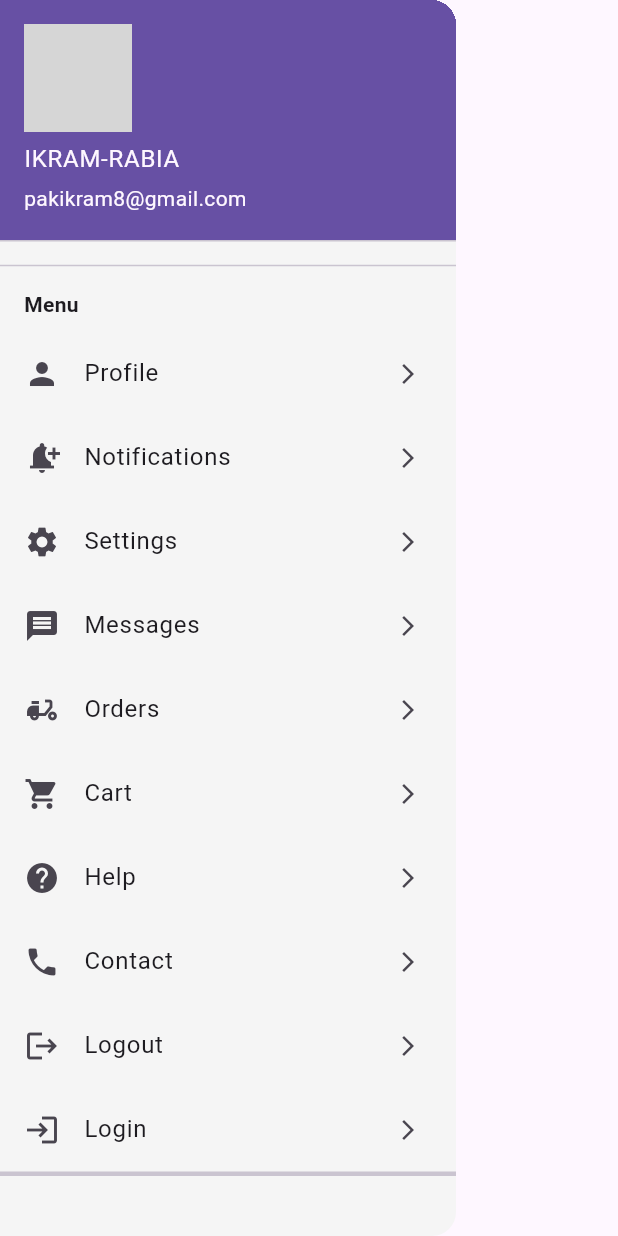
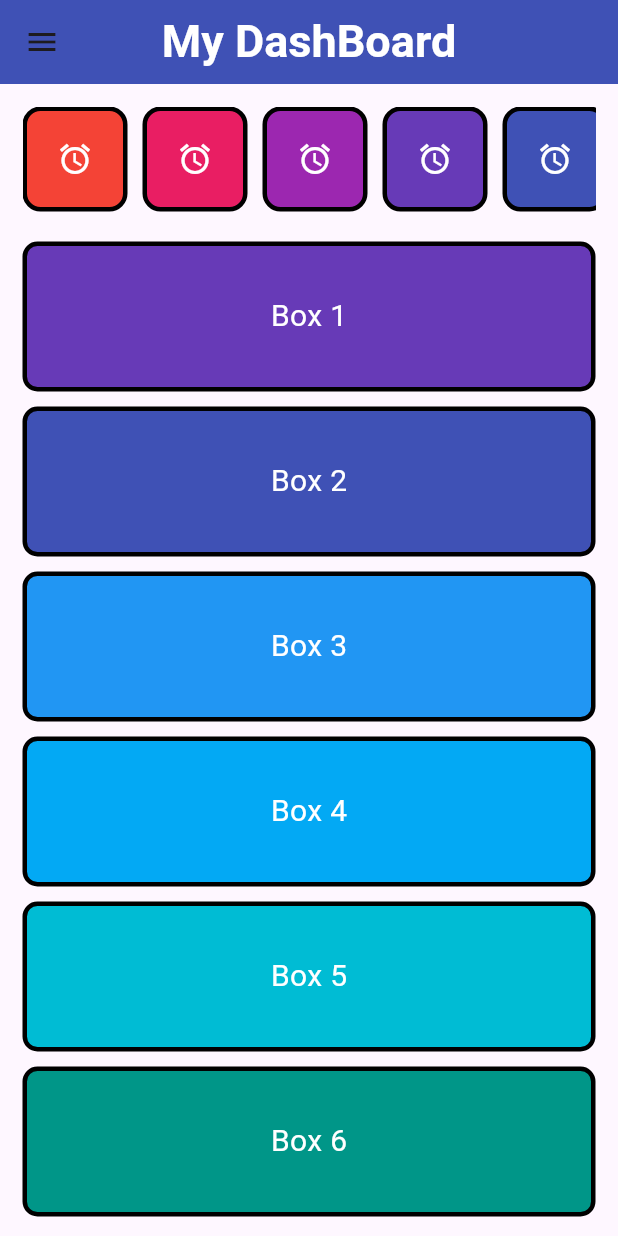
Before and after one commit to IKRAM-UL-HAQ63/Flutter_Widgets, a Flutter app: the Drawer_CircleAvator screen opened directly, on a phone screen of 412 x 824 dp. Run offline on Flutter 3.47's test engine with Material 3 defaults, Android fonts, the phone set to English and light mode, and no system bars; our stand-ins replace firebase_auth, firebase_core, font_awesome_flutter; accounts and stored records are empty; grey boxes are pictures that could not be loaded.

Commit message:
change in diff widgets

```diff
--- a/lib/widgets/drawer_circleavator.dart
+++ b/lib/widgets/drawer_circleavator.dart
@@ -1,5 +1,6 @@
 import 'package:flutter/material.dart';
-class Drawer_CircleAvator extends StatelessWidget{
+
+class Drawer_CircleAvator extends StatelessWidget {
   final List<IconData> arrIcons = [
     Icons.person,
     Icons.notification_add,
@@ -10,7 +11,7 @@ class Drawer_CircleAvator extends StatelessWidget{
     Icons.help,
     Icons.phone,
     Icons.logout,
-    Icons.login
+    Icons.login,
   ];
 
   final List<String> arrNames = [
@@ -23,11 +24,25 @@ class Drawer_CircleAvator extends StatelessWidget{
     "Help",
     "Contact",
     "Logout",
-    "Login"
+    "Login",
   ];
   @override
   Widget build(BuildContext context) {
-    return Drawer(
+    var width = MediaQuery.of(context).size.width;
+    return Scaffold(
+      appBar: AppBar(
+        title: Text(
+          "My DashBoard",
+          style: TextStyle(
+            color: Colors.white,
+            fontWeight: FontWeight.bold,
+            fontSize: 30,
+          ),
+        ),
+        backgroundColor: Colors.indigo,
+        centerTitle: true,
+      ),
+      drawer: Drawer(
         backgroundColor: Colors.grey[100],
         child: ListView(
           children: [
@@ -42,47 +57,128 @@ class Drawer_CircleAvator extends StatelessWidget{
             //   ],
             // )),
             UserAccountsDrawerHeader(
-            accountName: Text("IKRAM-RABIA"),
+              accountName: Text("IKRAM-UL-HAQ"),
               accountEmail: Text("pakikram8@gmail.com"),
               currentAccountPicture: CircleAvatar(
-              backgroundImage: NetworkImage("https://th.bing.com/th/id/OIP.kN8tEO6_wPf1PMEofLrdTgHaGh?o=7rm=3&rs=1&pid=ImgDetMain&o=7&rm=3"),
+                backgroundImage: NetworkImage(
+                  "https://th.bing.com/th/id/OIP.kN8tEO6_wPf1PMEofLrdTgHaGh?o=7rm=3&rs=1&pid=ImgDetMain&o=7&rm=3",
                 ),
               ),
-
-          Divider(thickness: 1,),
+            ),
+            Divider(thickness: 2),
             Padding(
-            padding: const EdgeInsets.symmetric(horizontal: 16.0, vertical: 8),
-            child: Text("Menu", style: TextStyle(fontWeight: FontWeight.bold)),
+              padding: const EdgeInsets.symmetric(
+                horizontal: 16.0,
+                vertical: 8,
+              ),
+              child: Text(
+                "Menu",
+                style: TextStyle(fontWeight: FontWeight.bold),
+              ),
             ),
 
             ListView.builder(
               physics: NeverScrollableScrollPhysics(),
               shrinkWrap: true,
               itemCount: arrIcons.length,
-              itemBuilder: (context,index){
+              itemBuilder: (context, index) {
                 return InkWell(
-                onTap: (){
+                  onTap: () {
                     Navigator.of(context).pop();
-                  ScaffoldMessenger.of(context).showSnackBar(SnackBar(content: Text("Menu item  ${arrNames[index]}  is Clicked!!"),
+                    ScaffoldMessenger.of(context).showSnackBar(
+                      SnackBar(
+                        content: Text(
+                          "Menu item  ${arrNames[index]}  is Clicked!!",
+                        ),
                         backgroundColor: Colors.pink,
                         behavior: SnackBarBehavior.floating,
                         duration: Duration(seconds: 3),
                         shape: RoundedRectangleBorder(
-                      side: BorderSide(width: 3,color: Colors.black),
-                      borderRadius: BorderRadius.circular(15)
+                          side: BorderSide(width: 3, color: Colors.black),
+                          borderRadius: BorderRadius.circular(15),
                         ),
-                  ));
+                      ),
+                    );
                   },
                   child: ListTile(
-                  trailing: Icon(Icons.arrow_forward_ios,size: 16,),
+                    trailing: Icon(Icons.arrow_forward_ios, size: 16),
                     leading: Icon(arrIcons[index]),
                     title: Text("${arrNames[index]}"),
                   ),
                 );
+              },
+            ),
+            Divider(height: 5, thickness: 5,color: Colors.red,),
+          ],
+        ),
+      ),
+      body: SafeArea(
+        child: SingleChildScrollView(
+          padding: EdgeInsets.all(15),
+          child: Column(
+            crossAxisAlignment: CrossAxisAlignment.start,
+            children: [
+              SingleChildScrollView(
+                scrollDirection: Axis.horizontal,
+                child: Row(
+                  children: List.generate(6, (index) {
+                    return Container(
+                      margin: EdgeInsets.only(right: 10),
+                      width: 70,
+                      height: 70,
+                      decoration: BoxDecoration(
+                        color:
+                            Colors.primaries[index % Colors.primaries.length],
+                        borderRadius: BorderRadius.circular(12),
+                        border: Border.all(width: 3, color: Colors.black),
+                      ),
+                      child: Icon(Icons.access_alarm, color: Colors.white),
+                    );
                   }),
-          Divider(height: 3,thickness: 3,),
+                ),
+              ),
+              SizedBox(height: 20),
+              Column(
+                children: List.generate(6, (index) {
+                  return Container(
+                    width: width,
+                    height: 100,
+                    margin: EdgeInsets.only(bottom: 10),
+                    decoration: BoxDecoration(
+                      color: Colors
+                          .primaries[(index + 3) % Colors.primaries.length],
+                      borderRadius: BorderRadius.circular(10),
+                      border: Border.all(width: 3, color: Colors.black),
+                    ),
+                    alignment: Alignment.center,
+                    child: Text(
+                      "Box ${index + 1}",
+                      style: TextStyle(fontSize: 20, color: Colors.white),
+                    ),
+                  );
+                }),
+              ),
+              SizedBox(height: 20),
+              Wrap(
+                spacing: 15,
+                runSpacing: 15,
+                children: List.generate(12, (index) {
+                  return Container(
+                    width: 100,
+                    height: 100,
+                    decoration: BoxDecoration(
+                      color: Colors.primaries[index % Colors.primaries.length],
+                      borderRadius: BorderRadius.circular(12),
+                      border: Border.all(width: 3, color: Colors.black),
+                    ),
+                    child: Icon(Icons.star, color: Colors.white, size: 30),
+                  );
+                }),
+              ),
             ],
-      )
+          ),
+        ),
+      ),
     );
   }
 }
```
Also changed, not shown: lib/main.dart (+7 -1 lines), lib/widgets/forms.dart (+36 -19 lines), lib/widgets/lbuilder_mediaquery.dart (+11 -18 lines), lib/widgets/richtext.dart (added, +37 -0 lines), lib/widgets/row_column_wrap.dart (+24 -26 lines), lib/widgets/stack_positioned.dart (+10 -14 lines). Lines whose indentation alone changed are shown as unchanged.
